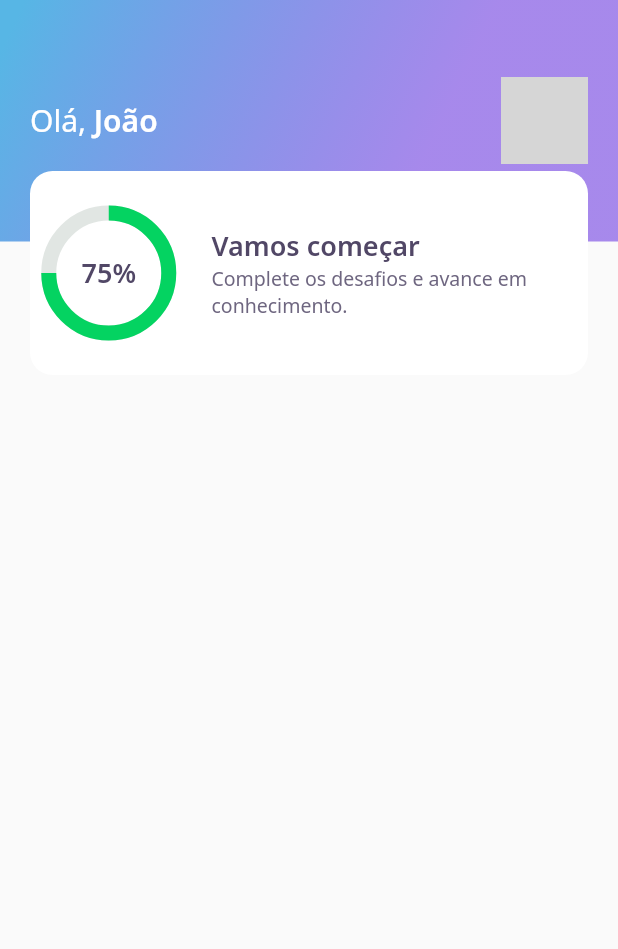
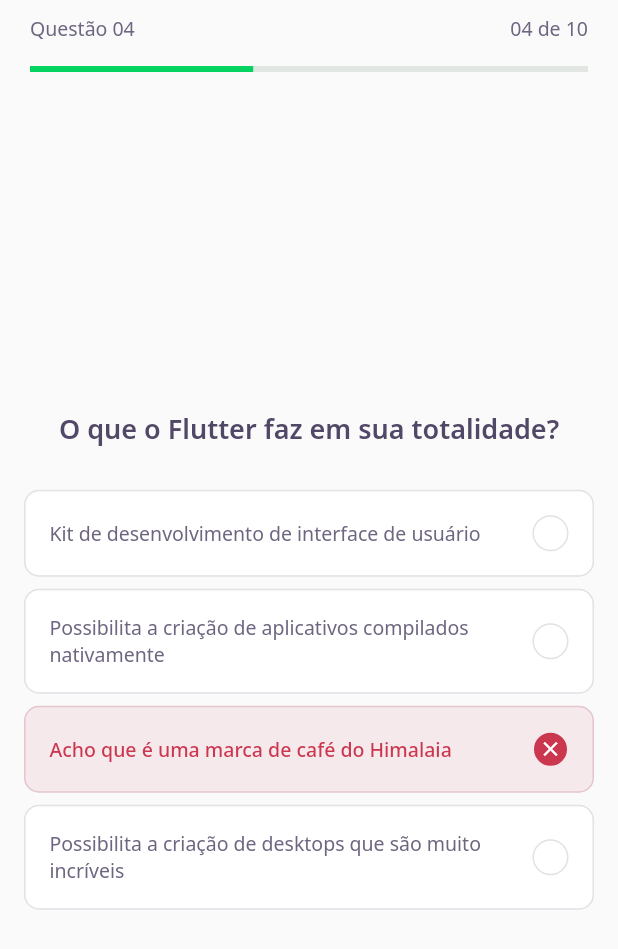
Before and after one commit to jppradoleal/NLW5, a Flutter app: the screen it shows after launch, on a phone screen of 412 x 824 dp. Shown: the top 949 px of the screen. Run offline on Flutter 3.47's test engine with Material 2 defaults, Android fonts, the phone set to English and light mode, and no system bars; our stand-ins replace google_fonts; grey boxes are pictures that could not be loaded.

Commit message:
feat: impl level buttons feat: impl quiz cards and presentation feat: impl challenge page feat: impl quiz widget feat: impl answer widget

```diff
--- /dev/null
+++ b/lib/challenge/challenge_page.dart
@@ -0,0 +1,28 @@
+import 'package:dev_quiz/challenge/widgets/question_indicator/question_indicator_widget.dart';
+import 'package:dev_quiz/challenge/widgets/quiz/quiz_widget.dart';
+import 'package:flutter/material.dart';
+
+class ChallengePage extends StatefulWidget {
+  ChallengePage({Key? key}) : super(key: key);
+
+  @override
+  _ChallengePageState createState() => _ChallengePageState();
+}
+
+class _ChallengePageState extends State<ChallengePage> {
+  @override
+  Widget build(BuildContext context) {
+    return Scaffold(
+      appBar: PreferredSize(
+        preferredSize: Size.fromHeight(60),
+        child: SafeArea(
+          top: true,
+          child: QuestionIndicatorWidget(),
+        ),
+      ),
+      body: QuizWidget(
+        title: 'O que o Flutter faz em sua totalidade?',
+      ),
+    );
+  }
+}
--- /dev/null
+++ b/lib/challenge/widgets/answer/answer_widget.dart
@@ -0,0 +1,85 @@
+import 'package:dev_quiz/core/app_colors.dart';
+import 'package:dev_quiz/core/core.dart';
+import 'package:flutter/material.dart';
+
+class AnswerWidget extends StatelessWidget {
+  final String title;
+  final bool isRight;
+  final bool isSelected;
+
+  const AnswerWidget({
+    Key? key,
+    required this.title,
+    this.isRight = false,
+    this.isSelected = false,
+  }) : super(key: key);
+
+  Color get _selectedColorRight =>
+      isRight ? AppColors.darkGreen : AppColors.darkRed;
+
+  Color get _selectedBorderRight =>
+      isRight ? AppColors.lightGreen : AppColors.lightRed;
+
+  Color get _selectedColorCardRight =>
+      isRight ? AppColors.lightGreen : AppColors.lightRed;
+
+  Color get _selectedBorderCardRight =>
+      isRight ? AppColors.green : AppColors.red;
+
+  TextStyle get _selectedTextStyleRight =>
+      isRight ? AppTextStyles.bodyDarkGreen : AppTextStyles.bodyDarkRed;
+
+  IconData get _selectedIconRight => isRight ? Icons.check : Icons.close;
+
+  @override
+  Widget build(BuildContext context) {
+    return Padding(
+      padding: const EdgeInsets.symmetric(horizontal: 16.0, vertical: 4),
+      child: Container(
+        padding: const EdgeInsets.all(16.0),
+        decoration: BoxDecoration(
+          color: isSelected ? _selectedColorCardRight : AppColors.white,
+          borderRadius: BorderRadius.circular(10),
+          border: Border.fromBorderSide(
+            BorderSide(
+                color:
+                    isSelected ? _selectedBorderCardRight : AppColors.border),
+          ),
+        ),
+        child: Row(
+          mainAxisAlignment: MainAxisAlignment.spaceBetween,
+          children: [
+            Expanded(
+              child: Text(
+                title,
+                style:
+                    isSelected ? _selectedTextStyleRight : AppTextStyles.body,
+                softWrap: true,
+              ),
+            ),
+            Container(
+              width: 24,
+              height: 24,
+              decoration: BoxDecoration(
+                color: isSelected ? _selectedColorRight : AppColors.white,
+                border: Border.fromBorderSide(
+                  BorderSide(
+                      color:
+                          isSelected ? _selectedBorderRight : AppColors.border),
+                ),
+                borderRadius: BorderRadius.circular(500),
+              ),
+              child: isSelected
+                  ? Icon(
+                      _selectedIconRight,
+                      size: 16,
+                      color: Colors.white,
+                    )
+                  : null,
+            )
+          ],
+        ),
+      ),
+    );
+  }
+}
--- /dev/null
+++ b/lib/challenge/widgets/question_indicator/question_indicator_widget.dart
@@ -0,0 +1,35 @@
+import 'package:dev_quiz/core/core.dart';
+import 'package:dev_quiz/shared/widgets/progress_indicator/progress_indicator_widget.dart';
+import 'package:flutter/material.dart';
+
+class QuestionIndicatorWidget extends StatelessWidget {
+  @override
+  Widget build(BuildContext context) {
+    return Container(
+      padding: const EdgeInsets.symmetric(horizontal: 20.0, vertical: 10),
+      child: Column(
+        children: [
+          Row(
+            mainAxisAlignment: MainAxisAlignment.spaceBetween,
+            children: [
+              Text(
+                "Questão 04",
+                style: AppTextStyles.body,
+              ),
+              Text(
+                "04 de 10",
+                style: AppTextStyles.body,
+              ),
+            ],
+          ),
+          SizedBox(
+            height: 16,
+          ),
+          ProgressIndicatorWidget(
+            value: 0.4,
+          )
+        ],
+      ),
+    );
+  }
+}
--- /dev/null
+++ b/lib/challenge/widgets/quiz/quiz_widget.dart
@@ -0,0 +1,40 @@
+import 'package:dev_quiz/challenge/widgets/answer/answer_widget.dart';
+import 'package:dev_quiz/core/core.dart';
+import 'package:flutter/material.dart';
+
+class QuizWidget extends StatelessWidget {
+  final String title;
+  const QuizWidget({Key? key, required this.title}) : super(key: key);
+  @override
+  Widget build(BuildContext context) {
+    return Container(
+      child: Column(
+        mainAxisAlignment: MainAxisAlignment.center,
+        children: [
+          Text(
+            title,
+            style: AppTextStyles.heading,
+          ),
+          SizedBox(
+            height: 24,
+          ),
+          AnswerWidget(
+            title: 'Kit de desenvolvimento de interface de usuário',
+          ),
+          AnswerWidget(
+            title:
+                'Possibilita a criação de aplicativos compilados nativamente',
+            isRight: true,
+          ),
+          AnswerWidget(
+            title: 'Acho que é uma marca de café do Himalaia',
+            isSelected: true,
+          ),
+          AnswerWidget(
+            title: 'Possibilita a criação de desktops que são muito incríveis',
+          )
+        ],
+      ),
+    );
+  }
+}
--- a/lib/core/app_widget.dart
+++ b/lib/core/app_widget.dart
@@ -1,4 +1,5 @@
 // import 'package:dev_quiz/home/home_page.dart';
+import 'package:dev_quiz/challenge/challenge_page.dart';
 import 'package:dev_quiz/home/home_page.dart';
 import 'package:dev_quiz/splash/splash_page.dart';
 import 'package:flutter/material.dart';
@@ -8,7 +9,7 @@ class AppWidget extends StatelessWidget {
   Widget build(BuildContext context) {
     return MaterialApp(
       title: "DevQuiz",
-      home: HomePage(),
+      home: ChallengePage(),
     );
   }
 }
--- a/lib/home/widgets/score_card/score_card_widget.dart
+++ b/lib/home/widgets/score_card/score_card_widget.dart
@@ -15,7 +15,7 @@ class ScoreCardWidget extends StatelessWidget {
           borderRadius: BorderRadius.circular(15),
         ),
         child: Padding(
-          padding: const EdgeInsets.symmetric(horizontal: 8.0),
+          padding: const EdgeInsets.symmetric(horizontal: 24.0),
           child: Row(
             children: [
               Expanded(
--- /dev/null
+++ b/lib/shared/widgets/progress_indicator/progress_indicator_widget.dart
@@ -0,0 +1,20 @@
+import 'package:dev_quiz/core/app_colors.dart';
+import 'package:flutter/material.dart';
+
+class ProgressIndicatorWidget extends StatelessWidget {
+  final double value;
+
+  const ProgressIndicatorWidget({Key? key, required this.value})
+      : super(key: key);
+
+  @override
+  Widget build(BuildContext context) {
+    return LinearProgressIndicator(
+      value: value,
+      backgroundColor: AppColors.chartSecondary,
+      valueColor: AlwaysStoppedAnimation<Color>(
+        AppColors.chartPrimary,
+      ),
+    );
+  }
+}
```
Also changed, not shown: lib/home/home_page.dart (+42 -2 lines), lib/home/widgets/level_button/level_button_widget.dart (added, +60 -0 lines), lib/home/widgets/quiz_card/quiz_card_widget.dart (added, +59 -0 lines).
